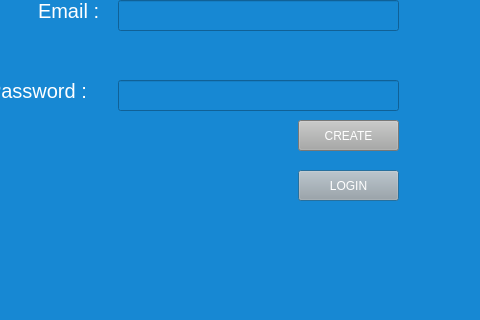
The window that login.ui (Detectov/PharmacyProject) describes before a commit, drawn with Qt 5; both pictures show x 82 to 562 and y 200 to 520 of the 562 by 611 pixel window.
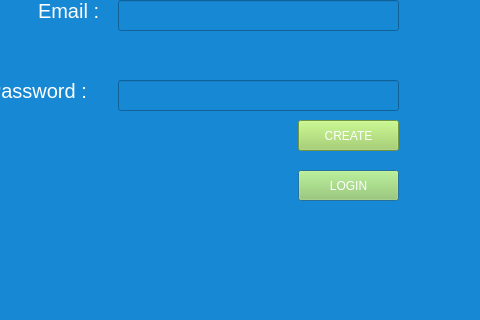
The same window after the commit.

Commit message: adjusted color

The edit to the form file:
```diff
--- a/login.ui
+++ b/login.ui
@@ -113,7 +113,7 @@
     </rect>
    </property>
    <property name="styleSheet">
-    <string notr="true">background-color: rgb(167, 168, 167);
+    <string notr="true">background-color: rgb(156, 208, 93);
 color: rgb(255, 255, 255);
 font: 14pt &quot;MS Shell Dlg 2&quot;;</string>
    </property>
@@ -144,7 +144,7 @@
     </rect>
    </property>
    <property name="styleSheet">
-    <string notr="true">background-color: rgb(167, 168, 167);
+    <string notr="true">background-color: rgb(156, 208, 93);
 color: rgb(255, 255, 255);
 font: 14pt &quot;MS Shell Dlg 2&quot;;</string>
    </property>
```
The commit also changes 5 other files.
